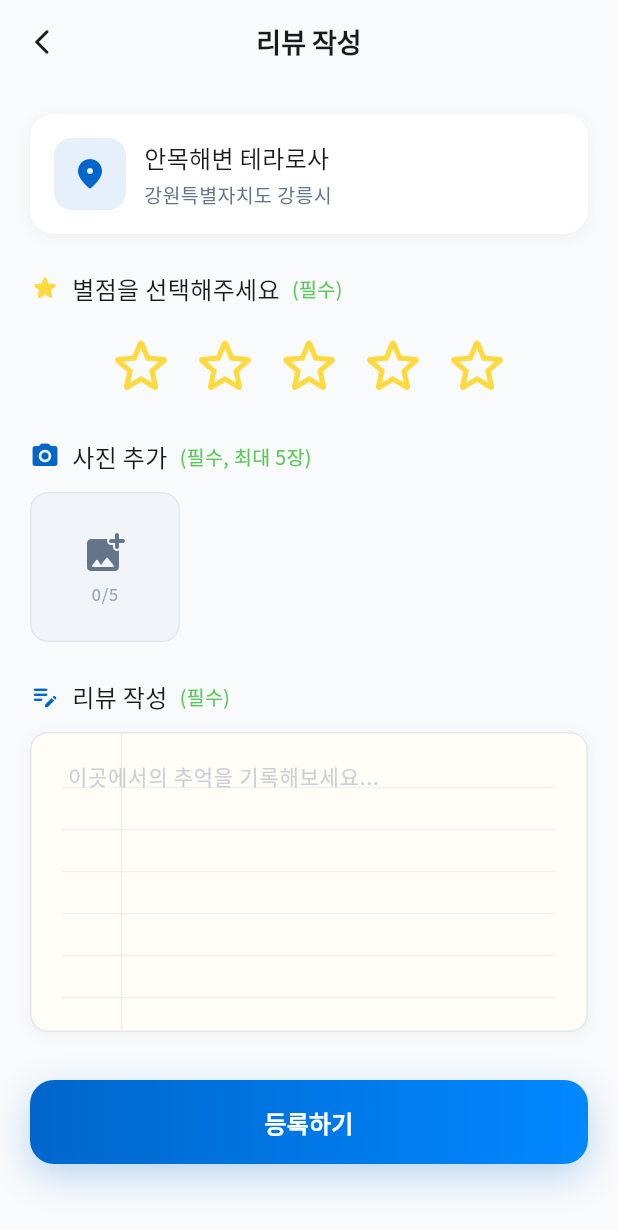
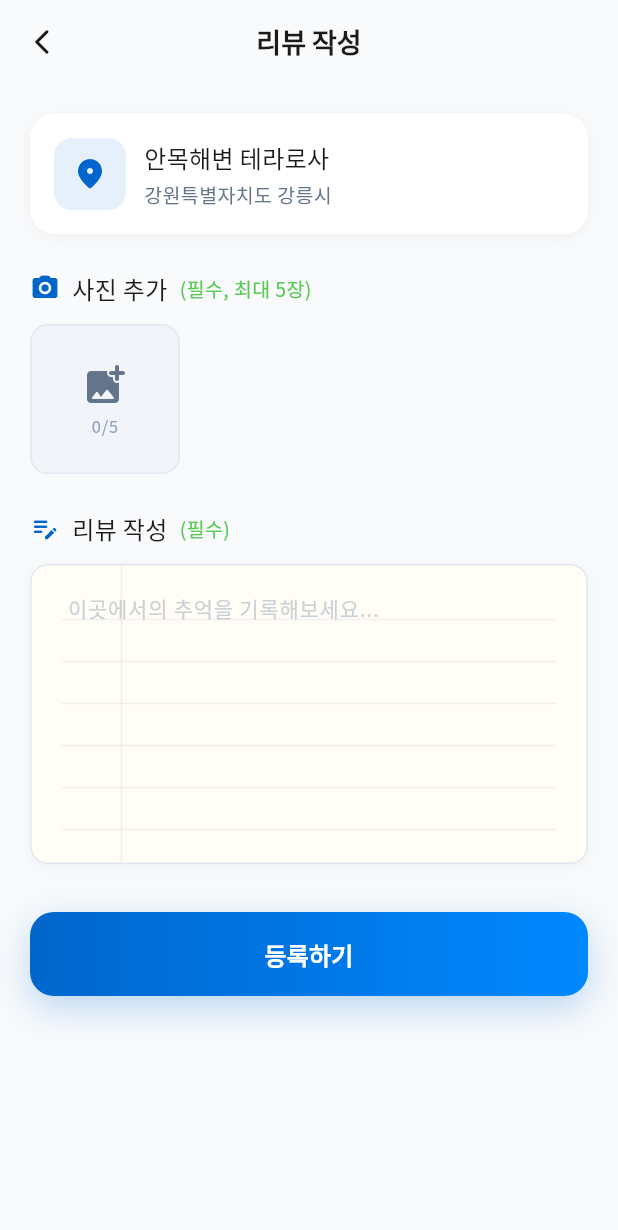
Before and after one commit to dusagong/FCM_APP-Flutter-with-AOS-IOS-, a Flutter app: the ReviewWriteScreen screen opened directly with sample values from the repository, on a phone screen of 412 x 824 dp. Shown: the top 1230 px of the screen. Run offline on Flutter 3.47's test engine with Material 3 defaults, Android fonts, the phone set to English and light mode, and no system bars; drawn by our look-alikes of flutter_animate; our stand-ins replace camera, flutter_dotenv, google_fonts, image_picker, qr_flutter, share_plus and 1 more; missing offline and left inert: flutter_naver_map; accounts and stored records are empty.

Commit message:
review rating delete

```diff
--- a/lib/models/place.dart
+++ b/lib/models/place.dart
@@ -42,7 +42,7 @@ class Place {
   final String name;
   final PlaceCategory category;
   final String description;
-  final double rating;
+
   final int reviewCount;
   final String imageUrl;
   final String province;
@@ -56,7 +56,7 @@ class Place {
     required this.name,
     required this.category,
     required this.description,
-    required this.rating,
+
     required this.reviewCount,
     required this.imageUrl,
     required this.province,
@@ -74,7 +74,7 @@ class Place {
       'name': name,
       'category': category.index,
       'description': description,
-      'rating': rating,
+
       'reviewCount': reviewCount,
       'imageUrl': imageUrl,
       'province': province,
@@ -91,7 +91,7 @@ class Place {
       name: json['name'],
       category: PlaceCategory.values[json['category']],
       description: json['description'],
-      rating: json['rating'].toDouble(),
+
       reviewCount: json['reviewCount'],
       imageUrl: json['imageUrl'],
       province: json['province'],
--- a/lib/models/review.dart
+++ b/lib/models/review.dart
@@ -2,7 +2,7 @@ class Review {
   final String id;
   final String placeId;
   final String placeName;
-  final int rating;
+
   final String content;
   final List<String> imageUrls;
   final DateTime createdAt;
@@ -12,7 +12,7 @@ class Review {
     required this.id,
     required this.placeId,
     required this.placeName,
-    required this.rating,
+
     required this.content,
     required this.imageUrls,
     required this.createdAt,
@@ -27,7 +27,7 @@ class Review {
     String? id,
     String? placeId,
     String? placeName,
-    int? rating,
+
     String? content,
     List<String>? imageUrls,
     DateTime? createdAt,
@@ -37,7 +37,7 @@ class Review {
       id: id ?? this.id,
       placeId: placeId ?? this.placeId,
       placeName: placeName ?? this.placeName,
-      rating: rating ?? this.rating,
+
       content: content ?? this.content,
       imageUrls: imageUrls ?? this.imageUrls,
       createdAt: createdAt ?? this.createdAt,
@@ -50,7 +50,7 @@ class Review {
       'id': id,
       'placeId': placeId,
       'placeName': placeName,
-      'rating': rating,
+
       'content': content,
       'imageUrls': imageUrls,
       'createdAt': createdAt.toIso8601String(),
@@ -63,7 +63,7 @@ class Review {
       id: json['id'],
       placeId: json['placeId'],
       placeName: json['placeName'],
-      rating: json['rating'],
+
       content: json['content'],
       imageUrls: List<String>.from(json['imageUrls']),
       createdAt: DateTime.parse(json['createdAt']),
--- a/lib/providers/app_provider.dart
+++ b/lib/providers/app_provider.dart
@@ -418,13 +418,7 @@ class AppProvider extends ChangeNotifier {
     return _reviews.where((r) => r.placeId == placeId).toList();
   }
 
-  double getAverageRating(String placeId) {
-    final placeReviews = getReviewsByPlace(placeId);
-    if (placeReviews.isEmpty) return 0;
 
-    final sum = placeReviews.fold<int>(0, (sum, r) => sum + r.rating);
-    return sum / placeReviews.length;
-  }
 
   void addReview(Review review) {
     _reviews.insert(0, review);
--- a/lib/screens/home_screen.dart
+++ b/lib/screens/home_screen.dart
@@ -262,10 +262,10 @@ class _HomeScreenState extends State<HomeScreen> {
                   margin: const EdgeInsets.symmetric(horizontal: 20),
                 ),
                 _buildStatItem(
-                  Icons.star_rounded,
+                  Icons.rate_review_rounded,
                   '${provider.reviewCount}',
                   '리뷰',
-                  color: AppColors.accent,  // 노란색 - 별점
+                  color: AppColors.accent,  // 포인트 컬러
                 ),
               ],
             ).animate().fadeIn(delay: 900.ms, duration: 500.ms);
--- a/lib/screens/review_write_screen.dart
+++ b/lib/screens/review_write_screen.dart
@@ -35,7 +35,7 @@ class _ReviewWriteScreenState extends State<ReviewWriteScreen> {
   final TextEditingController _contentController = TextEditingController();
   final ImagePicker _picker = ImagePicker();
   final List<XFile> _selectedImages = [];
-  int _rating = 0;
+
   bool _isSubmitting = false;
 
   @override
@@ -77,7 +77,7 @@ class _ReviewWriteScreenState extends State<ReviewWriteScreen> {
   }
 
   bool get _canSubmit {
-    return _rating > 0 && _contentController.text.trim().isNotEmpty && _selectedImages.isNotEmpty;
+    return _contentController.text.trim().isNotEmpty && _selectedImages.isNotEmpty;
   }
 
   Future<void> _submit() async {
@@ -94,7 +94,7 @@ class _ReviewWriteScreenState extends State<ReviewWriteScreen> {
       id: const Uuid().v4(),
       placeId: widget.placeId,
       placeName: widget.displayName,
-      rating: _rating,
+
       content: _contentController.text.trim(),
       imageUrls: _selectedImages.map((x) => x.path).toList(),
       createdAt: DateTime.now(),
@@ -125,9 +125,7 @@ class _ReviewWriteScreenState extends State<ReviewWriteScreen> {
             _buildPlaceInfo(),
             const SizedBox(height: 24),
 
-            // Rating
-            _buildRatingSection(),
-            const SizedBox(height: 24),
+
 
             // Photos
             _buildPhotoSection(),
@@ -196,70 +194,7 @@ class _ReviewWriteScreenState extends State<ReviewWriteScreen> {
     ).animate().fadeIn(duration: 300.ms);
   }
 
-  Widget _buildRatingSection() {
-    return Column(
-      crossAxisAlignment: CrossAxisAlignment.start,
-      children: [
-        Row(
-          children: [
-            const Icon(Icons.star_rounded, color: AppColors.accent, size: 20),
-            const SizedBox(width: 8),
-            Text('별점을 선택해주세요', style: AppTypography.titleMedium),
-            const SizedBox(width: 8),
-            Text('(필수)', style: AppTypography.bodySmall.copyWith(color: AppColors.secondary)),
-          ],
-        ),
-        const SizedBox(height: 16),
-        Row(
-          mainAxisAlignment: MainAxisAlignment.center,
-          children: List.generate(5, (index) {
-            final starIndex = index + 1;
-            return GestureDetector(
-              onTap: () => setState(() => _rating = starIndex),
-              child: Padding(
-                padding: const EdgeInsets.symmetric(horizontal: 4),
-                child: Icon(
-                  starIndex <= _rating
-                      ? Icons.star_rounded
-                      : Icons.star_outline_rounded,
-                  color: AppColors.accent,
-                  size: 48,
-                ),
-              ),
-            );
-          }),
-        ),
-        if (_rating > 0) ...[
-          const SizedBox(height: 8),
-          Center(
-            child: Text(
-              _getRatingText(_rating),
-              style: AppTypography.labelMedium.copyWith(
-                color: AppColors.accent,
-              ),
-            ),
-          ),
-        ],
-      ],
-    ).animate().fadeIn(delay: 100.ms, duration: 300.ms);
-  }
 
-  String _getRatingText(int rating) {
-    switch (rating) {
-      case 1:
-        return '별로예요';
-      case 2:
-        return '그저 그래요';
-      case 3:
-        return '괜찮아요';
-      case 4:
-        return '좋아요';
-      case 5:
-        return '최고예요!';
-      default:
-        return '';
-    }
-  }
 
   Widget _buildPhotoSection() {
     return Column(
```
Also changed, not shown: lib/screens/meeting_platform_screen.dart (+3 -9 lines), lib/screens/my_reviews_screen.dart (+1 -15 lines), lib/screens/review_list_screen.dart (+10 -46 lines), lib/widgets/common_widgets.dart (+0 -38 lines).
